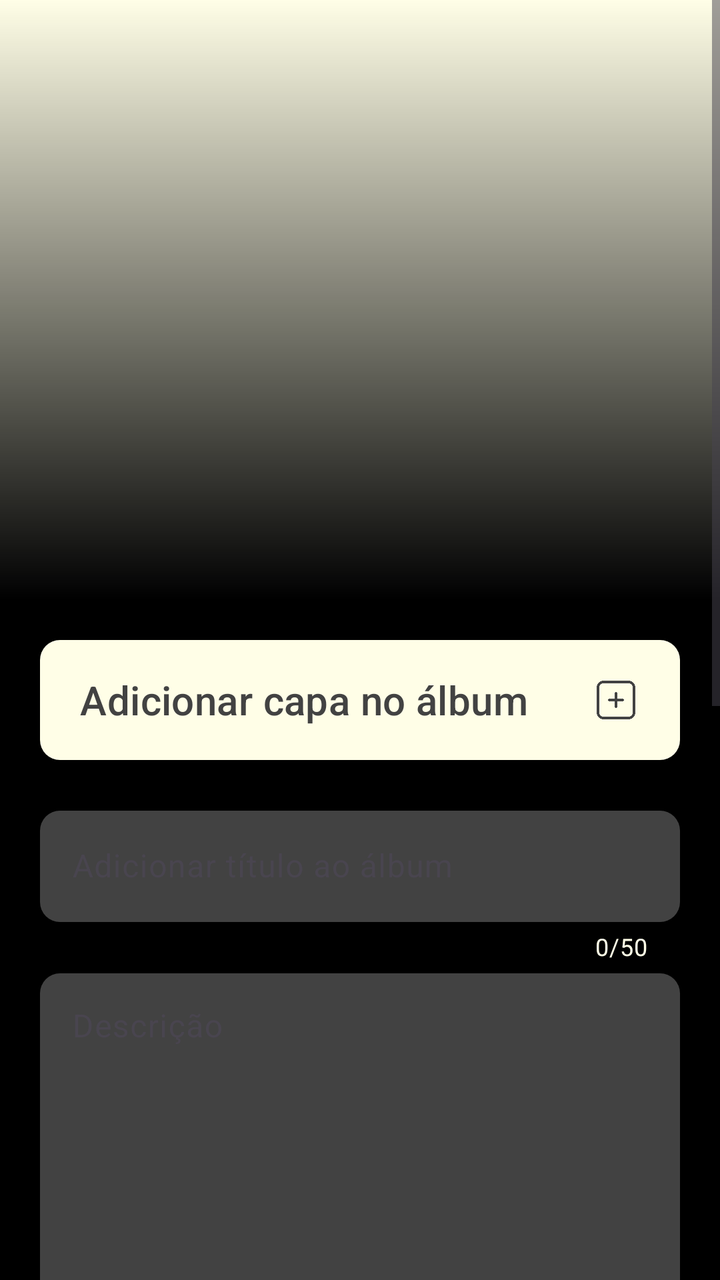
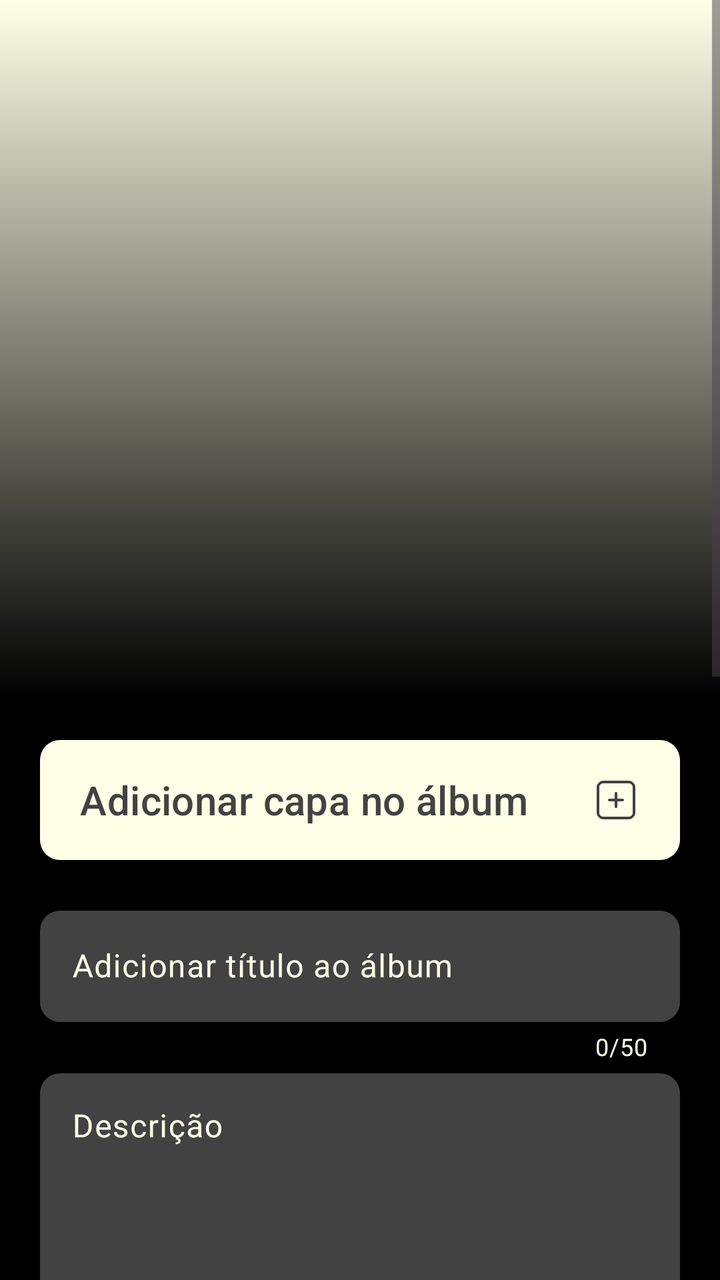

Before-and-after screenshots of an Android layout around one commit, followed by the original layout XML and the change that was made.
<!-- AndroidManifest.xml: application theme Theme.Monaly -->
<!-- res/layout/fragment_create_album.xml -->
<?xml version="1.0" encoding="utf-8"?>
<ScrollView xmlns:android="http://schemas.android.com/apk/res/android"
    xmlns:app="http://schemas.android.com/apk/res-auto"
    xmlns:tools="http://schemas.android.com/tools"
    android:layout_width="match_parent"
    android:layout_height="match_parent"
    android:background="#000000"
    android:fillViewport="true">

    <androidx.constraintlayout.widget.ConstraintLayout
        android:layout_width="match_parent"
        android:layout_height="wrap_content"
        android:paddingBottom="20dp">

        <com.google.android.material.button.MaterialButton
            android:id="@+id/btnSaveAlbum"
            android:layout_width="0dp"
            android:layout_height="60dp"
            android:layout_marginTop="20dp"
            android:layout_marginEnd="20dp"
            android:layout_weight="1"
            android:text="@string/create_album_button_save"
            android:textAllCaps="false"
            android:textColor="@color/gray_dark"
            app:backgroundTint="@color/bage_neutral"
            android:textSize="18sp"
            app:cornerRadius="10dp"
            app:layout_constraintEnd_toEndOf="parent"
            app:layout_constraintTop_toBottomOf="@+id/switchDownload" />

        <com.google.android.material.button.MaterialButton
            android:id="@+id/btnAddParticipants"
            android:layout_width="0dp"
            android:layout_height="60dp"
            android:layout_marginStart="20dp"
            android:layout_marginEnd="20dp"
            android:layout_weight="1"
            android:text="@string/create_album_button_add_participants"
            android:textAllCaps="false"
            android:textColor="@color/gray_dark"
            android:textSize="18sp"
            app:backgroundTint="@color/bage_neutral"
            app:cornerRadius="10dp"
            app:layout_constraintEnd_toStartOf="@+id/btnSaveAlbum"
            app:layout_constraintStart_toStartOf="parent"
            app:layout_constraintTop_toTopOf="@+id/btnSaveAlbum" />

        <androidx.constraintlayout.widget.ConstraintLayout
            android:id="@+id/CoverAlbum"
            android:layout_width="match_parent"
            android:layout_height="300dp"
            android:background="@color/bage_neutral"
            app:layout_constraintEnd_toEndOf="parent"
            app:layout_constraintStart_toStartOf="parent"
            app:layout_constraintTop_toTopOf="parent">

            <ImageView
                android:id="@+id/imageGradientEffect"
                android:layout_width="0dp"
                android:layout_height="0dp"
                app:layout_constraintBottom_toBottomOf="parent"
                app:layout_constraintEnd_toEndOf="parent"
                app:layout_constraintHorizontal_bias="0.0"
                app:layout_constraintStart_toStartOf="parent"
                app:layout_constraintTop_toTopOf="parent"
                app:layout_constraintVertical_bias="0.0"
                app:srcCompat="@drawable/bg_gradient_black" />


        </androidx.constraintlayout.widget.ConstraintLayout>

        <com.google.android.material.textfield.TextInputLayout
            android:id="@+id/TitleField"
            android:layout_width="match_parent"
            android:layout_height="wrap_content"
            android:layout_marginStart="20dp"
            android:layout_marginTop="20dp"
            android:layout_marginEnd="20dp"
            app:counterEnabled="true"
            app:counterMaxLength="50"
            app:counterTextColor="@color/bage_neutral"
            app:layout_constraintEnd_toEndOf="parent"
            app:layout_constraintHorizontal_bias="0.0"
            app:layout_constraintStart_toStartOf="parent"
            app:layout_constraintTop_toBottomOf="@+id/buttonCoverAlbum">

            <com.google.android.material.textfield.TextInputEditText
                android:id="@+id/EditTitleField"
                android:layout_width="match_parent"
                android:layout_height="wrap_content"
                android:background="@drawable/drawable_background_button_gray_dark_10_dp"
                android:hint="@string/create_album_hint_title"
                android:maxLength="50"
                android:textColor="@color/bage_neutral"
                android:textColorHint="@color/bage_neutral"/>

        </com.google.android.material.textfield.TextInputLayout>

        <com.google.android.material.textfield.TextInputLayout
            android:id="@+id/DescriptionField"
            android:layout_width="match_parent"
            android:layout_height="wrap_content"
            android:layout_marginStart="20dp"
            android:layout_marginEnd="20dp"
            app:counterEnabled="true"
            app:counterMaxLength="350"
            app:counterTextColor="@color/bage_neutral"
            app:layout_constraintEnd_toEndOf="parent"
            app:layout_constraintStart_toStartOf="parent"
            app:layout_constraintTop_toBottomOf="@+id/TitleField">

            <com.google.android.material.textfield.TextInputEditText
                android:id="@+id/EditDescriptionField"
                android:layout_width="match_parent"
                android:layout_height="250dp"
                android:background="@drawable/drawable_background_button_gray_dark_10_dp"
                android:gravity="top|start"
                android:hint="@string/create_album_hint_description"
                android:maxLength="350"
                android:textColor="@color/gray_medium"
                android:textColorHint="@color/gray_medium" />

        </com.google.android.material.textfield.TextInputLayout>

        <com.google.android.material.button.MaterialButton
            android:id="@+id/buttonCoverAlbum"
            android:layout_width="0dp"
            android:layout_height="60dp"
            android:layout_marginStart="20dp"
            android:layout_marginTop="20dp"
            android:layout_marginEnd="20dp"
            android:background="@drawable/drawable_background_button_gray_dark_10_dp"
            android:gravity="start|center_vertical"
            android:paddingStart="20dp"
            android:paddingEnd="20dp"
            android:text="@string/create_album_button_add_cover"
            android:textAllCaps="false"
            android:textColor="@color/gray_dark"
            android:textSize="20sp"
            app:backgroundTint="@color/bage_neutral"
            app:icon="@drawable/ic_add_gray_dark"
            app:iconGravity="end"
            app:iconSize="24dp"
            app:iconTint="@null"
            app:layout_constraintEnd_toEndOf="parent"
            app:layout_constraintStart_toStartOf="parent"
            app:layout_constraintTop_toBottomOf="@+id/CoverAlbum" />

        <androidx.cardview.widget.CardView
            android:id="@+id/cvParticipantsMock"
            android:layout_width="match_parent"
            android:layout_height="wrap_content"
            android:layout_marginStart="20dp"
            android:layout_marginTop="20dp"
            android:layout_marginEnd="20dp"
            app:cardBackgroundColor="#262626"
            app:cardCornerRadius="10dp"
            app:cardElevation="0dp"
            app:layout_constraintEnd_toEndOf="parent"
            app:layout_constraintStart_toStartOf="parent"
            app:layout_constraintTop_toBottomOf="@+id/DescriptionField">

            <LinearLayout
                android:layout_width="match_parent"
                android:layout_height="wrap_content"
                android:orientation="vertical"
                android:padding="30dp">

                <TextView
                    android:layout_width="wrap_content"
                    android:layout_height="wrap_content"
                    android:layout_marginBottom="30dp"
                    android:text="@string/create_album_participants_title"
                    android:textColor="@color/bage_neutral"
                    android:textSize="16sp" />

                <LinearLayout
                    android:layout_width="match_parent"
                    android:layout_height="wrap_content"
                    android:orientation="horizontal">

                    <ImageView
                        android:layout_width="40dp"
                        android:layout_height="40dp"
                        android:layout_marginEnd="15dp"
                        android:background="@drawable/drawable_background_button_gray_dark_10_dp"
                        android:src="@drawable/ic_profile_bage_neutral" />

                    <ImageView
                        android:layout_width="40dp"
                        android:layout_height="40dp"
                        android:layout_marginEnd="15dp"
                        android:background="@drawable/drawable_background_button_gray_dark_10_dp"
                        android:src="@drawable/ic_profile_bage_neutral" />

                    <TextView
                        android:layout_width="40dp"
                        android:layout_height="40dp"
                        android:background="@drawable/drawable_background_button_gray_dark_10_dp"
                        android:gravity="center"
                        android:text="..."
                        android:textColor="@color/bage_neutral"
                        android:textSize="18sp"
                        android:textStyle="bold" />

                </LinearLayout>

            </LinearLayout>

        </androidx.cardview.widget.CardView>

        <com.google.android.material.switchmaterial.SwitchMaterial
            android:id="@+id/switchPublic"
            android:layout_width="match_parent"
            android:layout_height="wrap_content"
            android:layout_marginStart="40dp"
            android:layout_marginTop="20dp"
            android:layout_marginEnd="40dp"
            android:text="@string/create_album_switch_public"
            android:textColor="@color/bage_neutral"
            android:textSize="16sp"
            app:layout_constraintEnd_toEndOf="parent"
            app:layout_constraintStart_toStartOf="parent"
            app:layout_constraintTop_toBottomOf="@+id/cvParticipantsMock" />

        <com.google.android.material.switchmaterial.SwitchMaterial
            android:id="@+id/switchDownload"
            android:layout_width="match_parent"
            android:layout_height="wrap_content"
            android:layout_marginStart="40dp"
            android:layout_marginTop="16dp"
            android:layout_marginEnd="40dp"
            android:text="@string/create_album_switch_download"
            android:textColor="@color/bage_neutral"
            android:textSize="16sp"
            app:layout_constraintEnd_toEndOf="parent"
            app:layout_constraintStart_toStartOf="parent"
            app:layout_constraintTop_toBottomOf="@+id/switchPublic" />

    </androidx.constraintlayout.widget.ConstraintLayout>

</ScrollView>
<!-- resources referenced by this layout -->
<resources>
  <color name="bage_neutral">#fffee7</color>
  <color name="gray_dark">#424242</color>
  <color name="gray_medium">#C8C8C8</color>
  <!-- drawable bg_gradient_black (drawable) -->
  <?xml version="1.0" encoding="utf-8"?>
  <shape xmlns:android="http://schemas.android.com/apk/res/android"
  
      android:shape="rectangle">
  
      <gradient
  
          android:angle="90"
          android:startColor="@color/black"
          android:endColor="#00000000"
          android:type="linear"/>
  
  </shape>
  <!-- drawable drawable_background_button_gray_dark_10_dp (drawable) -->
  <?xml version="1.0" encoding="utf-8"?>
  <shape xmlns:android="http://schemas.android.com/apk/res/android">
  
      <corners android:radius="10dp"/>
      <solid android:color="@color/gray_dark"/>
  
  </shape>
  <!-- drawable ic_add_gray_dark: png bitmap (drawable, 1667 bytes) -->
  <!-- drawable ic_profile_bage_neutral: png bitmap (drawable, 1723 bytes) -->
  <string name="create_album_button_add_cover">Adicionar capa no álbum</string>
  <string name="create_album_button_add_participants">Adicionar participantes</string>
  <string name="create_album_button_save">Salvar álbum</string>
  <string name="create_album_hint_description">Descrição</string>
  <string name="create_album_hint_title">Adicionar título ao álbum</string>
  <string name="create_album_participants_title">Participantes</string>
  <string name="create_album_switch_download">Permitir download de mídias</string>
  <string name="create_album_switch_public">Álbum público</string>
  <style name="Theme.Monaly" parent="Base.Theme.Monaly" />
  <color name="black">#000000</color>
  <style name="Base.Theme.Monaly" parent="Theme.Material3.DayNight.NoActionBar">
  
          <item name="android:navigationBarColor">@color/black</item>
  
      </style>
</resources>

<!-- the commit's change to res/layout/fragment_create_album.xml (unified diff, before → after) -->
@@ -48,7 +48,7 @@
         <androidx.constraintlayout.widget.ConstraintLayout
             android:id="@+id/CoverAlbum"
             android:layout_width="match_parent"
-            android:layout_height="300dp"
+            android:layout_height="350dp"
             android:background="@color/bage_neutral"
             app:layout_constraintEnd_toEndOf="parent"
             app:layout_constraintStart_toStartOf="parent"
@@ -79,10 +79,13 @@
             app:counterEnabled="true"
             app:counterMaxLength="50"
             app:counterTextColor="@color/bage_neutral"
+            android:textColorHint="@color/bage_neutral"
+            app:hintTextColor="@color/bage_neutral"
             app:layout_constraintEnd_toEndOf="parent"
             app:layout_constraintHorizontal_bias="0.0"
             app:layout_constraintStart_toStartOf="parent"
             app:layout_constraintTop_toBottomOf="@+id/buttonCoverAlbum">
+
 
             <com.google.android.material.textfield.TextInputEditText
                 android:id="@+id/EditTitleField"
@@ -91,8 +94,8 @@
                 android:background="@drawable/drawable_background_button_gray_dark_10_dp"
                 android:hint="@string/create_album_hint_title"
                 android:maxLength="50"
-                android:textColor="@color/bage_neutral"
-                android:textColorHint="@color/bage_neutral"/>
+                android:textColor="@color/bage_neutral" />
+
 
         </com.google.android.material.textfield.TextInputLayout>
 
@@ -105,9 +108,12 @@
             app:counterEnabled="true"
             app:counterMaxLength="350"
             app:counterTextColor="@color/bage_neutral"
+            android:textColorHint="@color/bage_neutral"
+            app:hintTextColor="@color/bage_neutral"
             app:layout_constraintEnd_toEndOf="parent"
             app:layout_constraintStart_toStartOf="parent"
             app:layout_constraintTop_toBottomOf="@+id/TitleField">
+
 
             <com.google.android.material.textfield.TextInputEditText
                 android:id="@+id/EditDescriptionField"
@@ -117,8 +123,7 @@
                 android:gravity="top|start"
                 android:hint="@string/create_album_hint_description"
                 android:maxLength="350"
-                android:textColor="@color/gray_medium"
-                android:textColorHint="@color/gray_medium" />
+                android:textColor="@color/gray_medium" />
 
         </com.google.android.material.textfield.TextInputLayout>
 
<!-- resource entries referenced after the edit -->
@@ -29,7 +29,7 @@
   <!-- drawable ic_profile_bage_neutral: png bitmap (drawable, 1723 bytes) -->
   <string name="create_album_button_add_cover">Adicionar capa no álbum</string>
   <string name="create_album_button_add_participants">Adicionar participantes</string>
-  <string name="create_album_button_save">Salvar álbum</string>
+  <string name="create_album_button_save">Salvar</string>
   <string name="create_album_hint_description">Descrição</string>
   <string name="create_album_hint_title">Adicionar título ao álbum</string>
   <string name="create_album_participants_title">Participantes</string>
